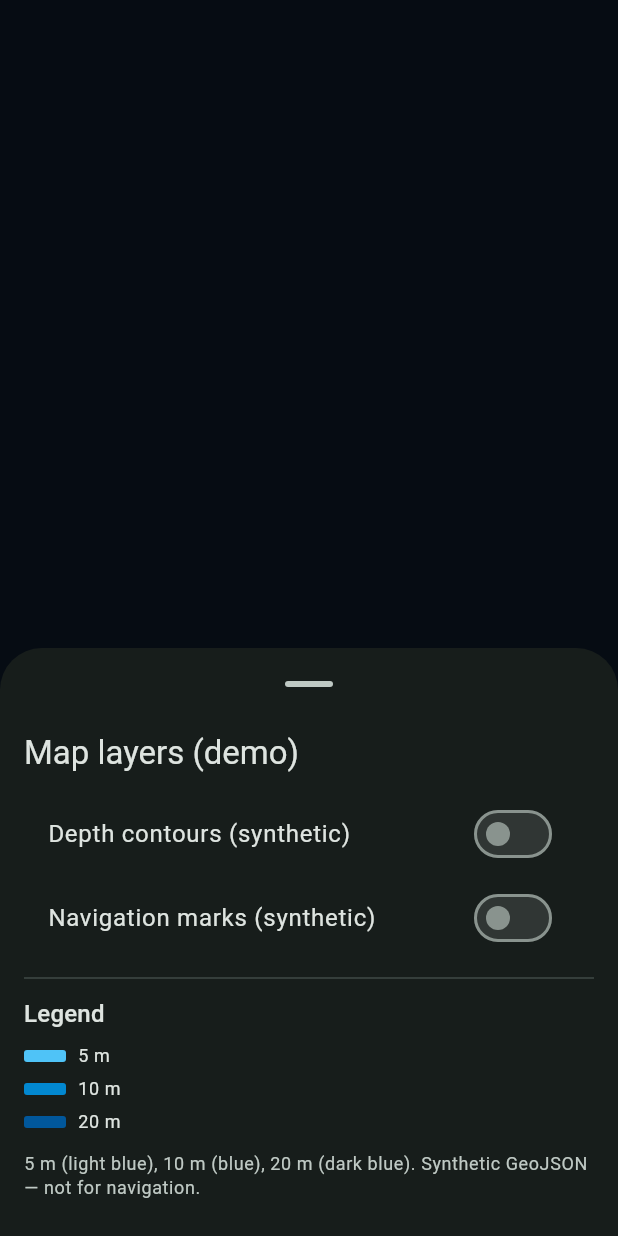
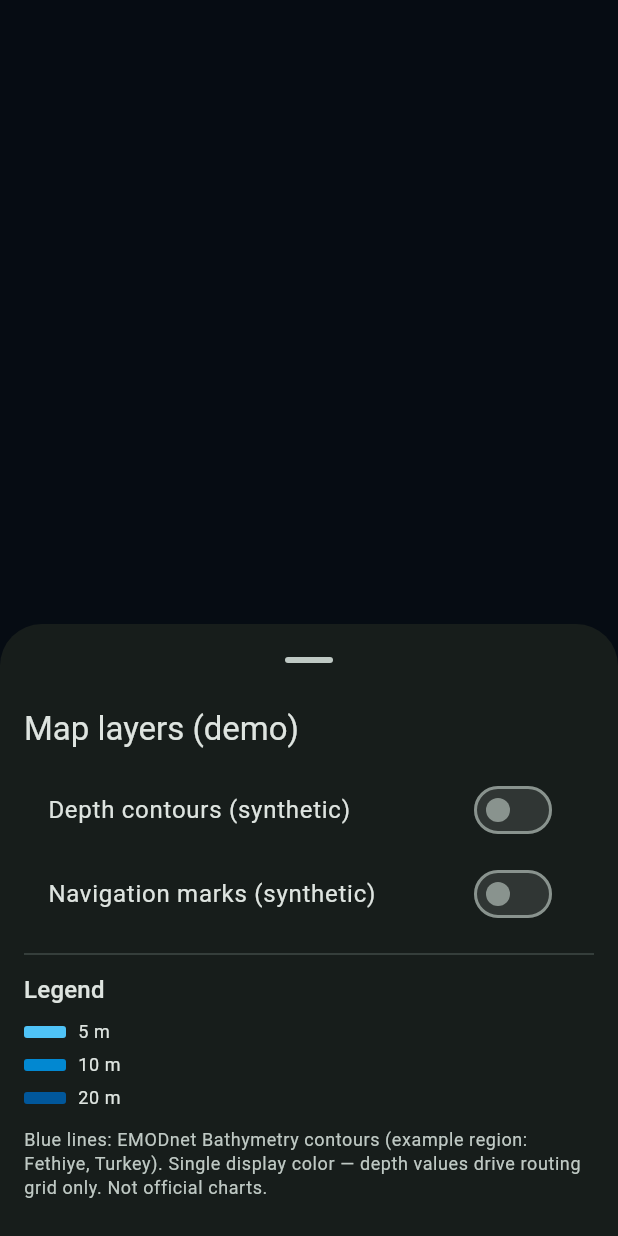
Before and after one commit to isalnikov/YachtMate, a Flutter app: what showMapLayerSheet() shows on an empty page, opened directly, on a phone screen of 412 x 824 dp. Run offline on Flutter 3.47's test engine with Material 3 defaults, Android fonts, the phone set to English and light mode, and no system bars; our stand-ins replace drift, flutter_riverpod, geolocator, shared_preferences, sqlite3_flutter_libs; missing offline and left inert: maplibre_gl; accounts and stored records are empty; generated files the repository leaves out were written again; network calls fail.

Commit message:
feat(maps): EMODnet contours for Fethiye (Turkey) demo region
- Download contours via emodnet:contours WFS bbox; save as fethiye_navigation_layers.geojson
- Single map asset constant + routing grid defaults aligned to SW Turkey bbox
- Weather default pin + initial camera near Fethiye; depth layer single stroke color
- docs/data-licensing.md: attribution and offline fetch notes

Made-with: Cursor

```diff
--- /dev/null
+++ b/mobile/lib/features/map/map_navigation_asset.dart
@@ -0,0 +1,3 @@
+/// Контуры для слоя карты и построения advisory-сетки — см. `docs/data-licensing.md`.
+const kNavigationLayersGeoJsonAsset =
+    'assets/map/fethiye_navigation_layers.geojson';
--- a/mobile/lib/features/map/map_screen.dart
+++ b/mobile/lib/features/map/map_screen.dart
@@ -31,7 +31,8 @@ class MapScreen extends ConsumerStatefulWidget {
 }
 
 class _MapScreenState extends ConsumerState<MapScreen> {
-  static const _initial = CameraPosition(target: LatLng(59.94, 30.32), zoom: 9);
+  static const _initial =
+      CameraPosition(target: LatLng(36.65, 29.12), zoom: 10);
 
   MapLibreMapController? _controller;
   Line? _routeLine;
--- a/mobile/lib/features/route/demo_navigation_layers_index_provider.dart
+++ b/mobile/lib/features/route/demo_navigation_layers_index_provider.dart
@@ -4,13 +4,12 @@ import 'package:flutter/services.dart';
 import 'package:flutter_riverpod/flutter_riverpod.dart';
 
 import '../../domain/map/demo_navigation_layers_index.dart';
+import '../map/map_navigation_asset.dart';
 
-/// Тот же GeoJSON, что подгружается для демо-слоёв карты (`demo_navigation_layers.geojson`).
+/// Тот же GeoJSON, что подгружается для слоёв карты — [kNavigationLayersGeoJsonAsset].
 final demoNavigationLayersIndexProvider =
     FutureProvider<DemoNavigationLayersIndex>((ref) async {
-      final raw = await rootBundle.loadString(
-        'assets/map/demo_navigation_layers.geojson',
-      );
+      final raw = await rootBundle.loadString(kNavigationLayersGeoJsonAsset);
       final root = jsonDecode(raw) as Map<String, dynamic>;
       return DemoNavigationLayersIndex.fromGeoJson(root);
     });
--- a/mobile/lib/features/weather/weather_providers.dart
+++ b/mobile/lib/features/weather/weather_providers.dart
@@ -12,7 +12,7 @@ class WeatherPin {
 }
 
 class WeatherPinNotifier extends StateNotifier<WeatherPin> {
-  WeatherPinNotifier() : super(const WeatherPin(lat: 59.94, lon: 30.32));
+  WeatherPinNotifier() : super(const WeatherPin(lat: 36.65, lon: 29.12));
 
   void setPin(double lat, double lon) =>
       state = WeatherPin(lat: lat, lon: lon);
--- a/mobile/lib/l10n/app_en.arb
+++ b/mobile/lib/l10n/app_en.arb
@@ -29,7 +29,7 @@
   "mapLayerDepthContours": "Depth contours (synthetic)",
   "mapLayerNavAids": "Navigation marks (synthetic)",
   "mapDepthLegendTitle": "Legend",
-  "mapDepthLegendBody": "5 m (light blue), 10 m (blue), 20 m (dark blue). Synthetic GeoJSON — not for navigation.",
+  "mapDepthLegendBody": "Blue lines: EMODnet Bathymetry contours (example region: Fethiye, Turkey). Single display color — depth values drive routing grid only. Not official charts.",
   "mapLongPressTitle": "Position (WGS84)",
   "mapLongPressLatitude": "Latitude",
   "mapLongPressLongitude": "Longitude",
--- a/mobile/lib/l10n/app_localizations.dart
+++ b/mobile/lib/l10n/app_localizations.dart
@@ -257,7 +257,7 @@ abstract class AppLocalizations {
   /// No description provided for @mapDepthLegendBody.
   ///
   /// In en, this message translates to:
-  /// **'5 m (light blue), 10 m (blue), 20 m (dark blue). Synthetic GeoJSON — not for navigation.'**
+  /// **'Blue lines: EMODnet Bathymetry contours (example region: Fethiye, Turkey). Single display color — depth values drive routing grid only. Not official charts.'**
   String get mapDepthLegendBody;
 
   /// No description provided for @mapLongPressTitle.
--- a/mobile/lib/l10n/app_localizations_en.dart
+++ b/mobile/lib/l10n/app_localizations_en.dart
@@ -93,7 +93,7 @@ class AppLocalizationsEn extends AppLocalizations {
 
   @override
   String get mapDepthLegendBody =>
-      '5 m (light blue), 10 m (blue), 20 m (dark blue). Synthetic GeoJSON — not for navigation.';
+      'Blue lines: EMODnet Bathymetry contours (example region: Fethiye, Turkey). Single display color — depth values drive routing grid only. Not official charts.';
 
   @override
   String get mapLongPressTitle => 'Position (WGS84)';
--- a/mobile/lib/l10n/app_localizations_ru.dart
+++ b/mobile/lib/l10n/app_localizations_ru.dart
@@ -92,7 +92,7 @@ class AppLocalizationsRu extends AppLocalizations {
 
   @override
   String get mapDepthLegendBody =>
-      '5 м (голубой), 10 м (синий), 20 м (тёмно-синий). Синтетический GeoJSON — не для плавания.';
+      'Синие линии: изобаты EMODnet Bathymetry (пример: район Фетхие, Турция). На карте один цвет; значения глубин идут в расчёт сетки. Не официальные карты.';
 
   @override
   String get mapLongPressTitle => 'Позиция (WGS84)';
--- a/mobile/lib/l10n/app_ru.arb
+++ b/mobile/lib/l10n/app_ru.arb
@@ -26,7 +26,7 @@
   "mapLayerDepthContours": "Изобаты (синтетика)",
   "mapLayerNavAids": "Навигационные знаки (синтетика)",
   "mapDepthLegendTitle": "Легенда",
-  "mapDepthLegendBody": "5 м (голубой), 10 м (синий), 20 м (тёмно-синий). Синтетический GeoJSON — не для плавания.",
+  "mapDepthLegendBody": "Синие линии: изобаты EMODnet Bathymetry (пример: район Фетхие, Турция). На карте один цвет; значения глубин идут в расчёт сетки. Не официальные карты.",
   "mapLongPressTitle": "Позиция (WGS84)",
   "mapLongPressLatitude": "Широта",
   "mapLongPressLongitude": "Долгота",
--- a/mobile/pubspec.yaml
+++ b/mobile/pubspec.yaml
@@ -39,5 +39,6 @@ flutter:
   generate: true
   assets:
     - assets/map/demo_navigation_layers.geojson
+    - assets/map/fethiye_navigation_layers.geojson
     - assets/nmea/demo_feed.nmea
     - assets/tides/demo_tides.json
```
Also changed, not shown: mobile/lib/domain/routing/navigation_layers_depth_grid.dart (+8 -8 lines), mobile/lib/features/map/demo_map_layers.dart (+3 -13 lines), 3 other files.
